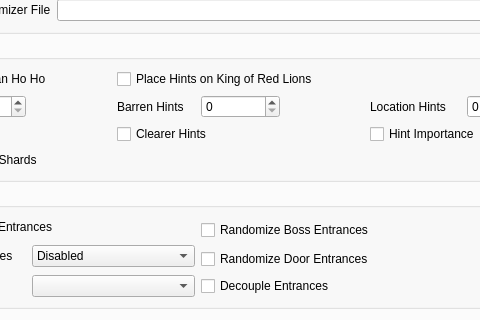
The window that gui/desktop/mainwindow.ui (SuperDude88/TWWHD-Randomizer) describes before a commit, drawn with Qt 5; both pictures show x 169 to 649 and y 153 to 473 of the 1072 by 822 pixel window.
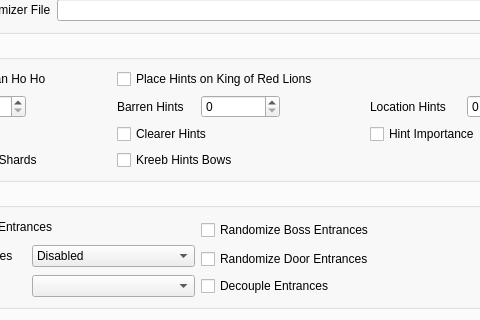
The same window after the commit.

Commit message: implement kreeb bow hints

```diff
--- a/gui/desktop/mainwindow.ui
+++ b/gui/desktop/mainwindow.ui
@@ -1973,6 +1973,13 @@
                  </property>
                 </widget>
                </item>
+               <item row="4" column="1">
+                <widget class="QCheckBox" name="kreeb_bow_hints">
+                 <property name="text">
+                  <string>Kreeb Hints Bows</string>
+                 </property>
+                </widget>
+               </item>
               </layout>
              </widget>
             </item>
```
Left out of the diff: 104 changed lines with no effect on the pictures. The commit also changes 14 other files.
